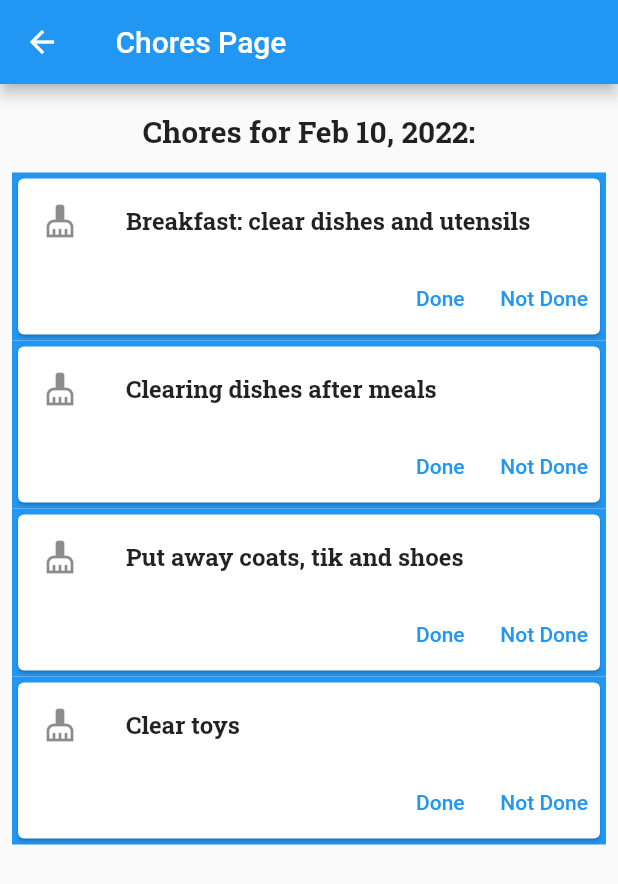
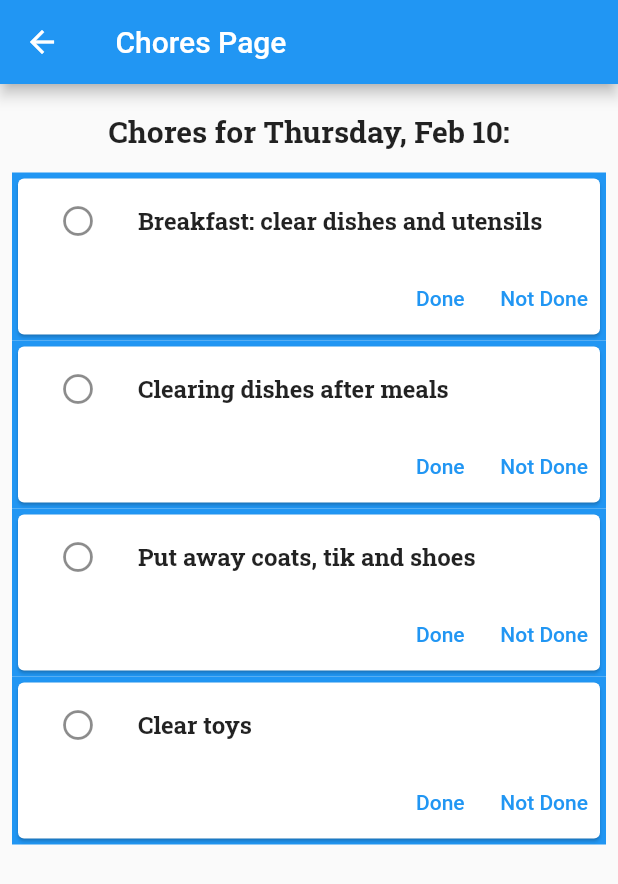
Before and after one commit to DewofyourYouth/chores, a Flutter app: the KidsChoresPage screen opened directly with empty values, on a phone screen of 412 x 824 dp. Shown: the top 884 px of the screen. Run offline on Flutter 3.47's test engine with Material 2 defaults, Android fonts, the phone set to English and light mode, and no system bars; our stand-ins replace flutter_spinkit; missing offline and left inert: mongo_dart.

```diff
--- /dev/null
+++ b/lib/components/chores/chore_card.dart
@@ -0,0 +1,68 @@
+import 'package:flutter/material.dart';
+
+class ChoreCard extends StatefulWidget {
+  final String chore;
+  const ChoreCard({
+    Key? key,
+    required this.chore,
+  }) : super(key: key);
+
+  @override
+  State<ChoreCard> createState() => _ChoreCardState();
+}
+
+class _ChoreCardState extends State<ChoreCard> {
+  bool done = false;
+
+  void toggleDone() {
+    setState(() {
+      done = !done;
+    });
+  }
+
+  IconButton getDoneIcon() => !done
+      ? IconButton(
+          icon: const Icon(Icons.radio_button_unchecked),
+          onPressed: toggleDone,
+        )
+      : IconButton(
+          icon: const Icon(
+            Icons.check_circle,
+            color: Colors.green,
+          ),
+          onPressed: toggleDone,
+        );
+
+  @override
+  Widget build(BuildContext context) {
+    return Card(
+        child: Column(
+      mainAxisSize: MainAxisSize.min,
+      children: [
+        ListTile(
+          leading: getDoneIcon(),
+          title: Text(
+            widget.chore,
+            style: const TextStyle(fontFamily: "RobotoSlab"),
+          ),
+        ),
+        Row(
+          mainAxisAlignment: MainAxisAlignment.end,
+          children: [
+            TextButton(
+              child: const Text("Done"),
+              onPressed: () => setState(() {
+                done = true;
+              }),
+            ),
+            TextButton(
+                onPressed: () => setState(() {
+                      done = false;
+                    }),
+                child: const Text("Not Done"))
+          ],
+        )
+      ],
+    ));
+  }
+}
--- a/lib/kid_button.dart
+++ b/lib/components/kids/kid_button.dart
@@ -1,4 +1,4 @@
-import 'package:chores/chores_page.dart';
+import 'package:chores/pages/chores_page.dart';
 import 'package:flutter/material.dart';
 
 class Data {
--- a/lib/main.dart
+++ b/lib/main.dart
@@ -1,7 +1,6 @@
 import 'package:chores/queries.dart';
 import 'package:flutter/material.dart';
-import 'kid_button.dart';
-import 'kid_input.dart';
+import 'components/kids/kid_button.dart';
 
 void main() {
   runApp(const MyApp());
--- a/lib/chores_page.dart
+++ b/lib/pages/chores_page.dart
@@ -1,9 +1,8 @@
-import 'dart:developer';
-
 import 'package:flutter/material.dart';
 import 'package:intl/intl.dart';
 
-import 'kid_button.dart';
+import '../components/chores/chore_card.dart';
+import '../components/kids/kid_button.dart';
 
 class KidsChoresPage extends StatelessWidget {
   final Data data;
@@ -35,7 +34,7 @@ class KidsChoresPage extends StatelessWidget {
               padding: const EdgeInsets.fromLTRB(8.0, 10.0, 8.0, 15.0),
               child: Center(
                 child: Text(
-                  "Chores for ${DateFormat.yMMMd().format(now)}:",
+                  "Chores for ${DateFormat("EEEE, MMM d").format(now)}:",
                   style: const TextStyle(
                     fontFamily: "RobotoSlab",
                     fontSize: 20,
@@ -55,39 +54,3 @@ class KidsChoresPage extends StatelessWidget {
   }
 }
 //
-
-class ChoreCard extends StatelessWidget {
-  final String chore;
-  const ChoreCard({
-    Key? key,
-    required this.chore,
-  }) : super(key: key);
-
-  @override
-  Widget build(BuildContext context) {
-    return Card(
-        child: Column(
-      mainAxisSize: MainAxisSize.min,
-      children: [
-        ListTile(
-          leading: const Icon(Icons.cleaning_services),
-          title: Text(
-            chore,
-            style: const TextStyle(fontFamily: "RobotoSlab"),
-          ),
-        ),
-        Row(
-          mainAxisAlignment: MainAxisAlignment.end,
-          children: [
-            TextButton(
-              child: const Text("Done"),
-              onPressed: () => log("Done"),
-            ),
-            TextButton(
-                onPressed: () => log("Not Done"), child: const Text("Not Done"))
-          ],
-        )
-      ],
-    ));
-  }
-}
--- a/pubspec.yaml
+++ b/pubspec.yaml
@@ -36,6 +36,7 @@ dependencies:
   cupertino_icons: ^1.0.2
   intl: ^0.17.0
   mongo_dart: ^0.7.4
+  flutter_spinkit: ^5.1.0
 
 dev_dependencies:
   flutter_test:
```
Also changed, not shown: lib/queries.dart (+19 -4 lines), lib/components/kids/kid_input.dart (renamed from lib/kid_input.dart), pubspec.lock.
